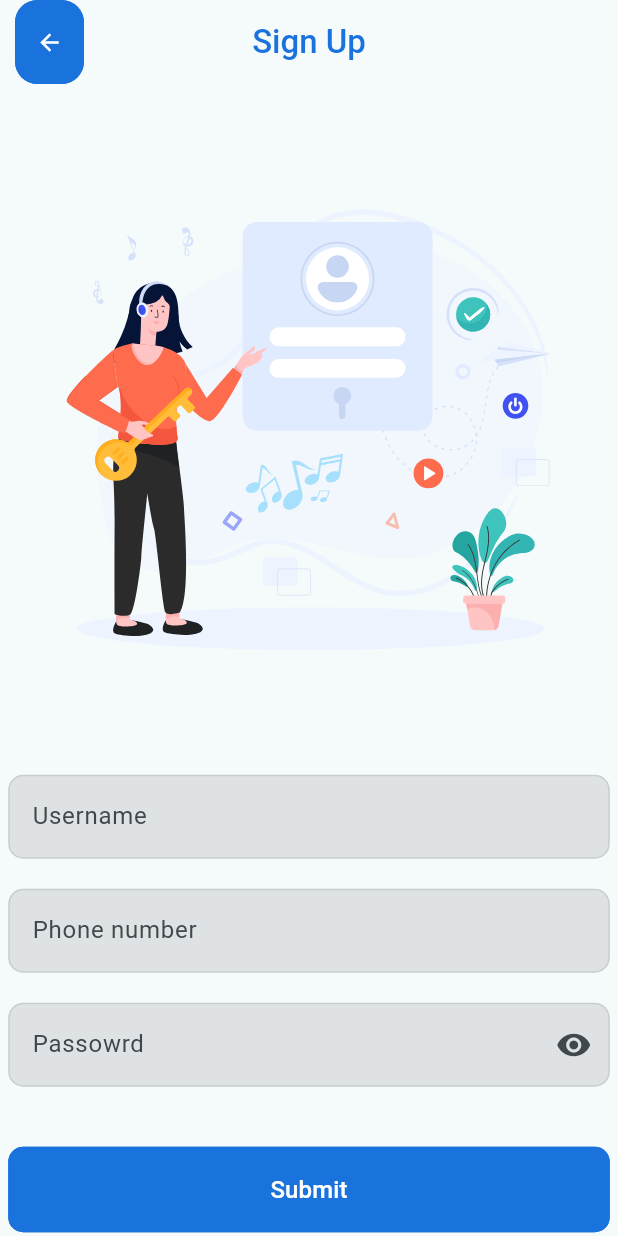
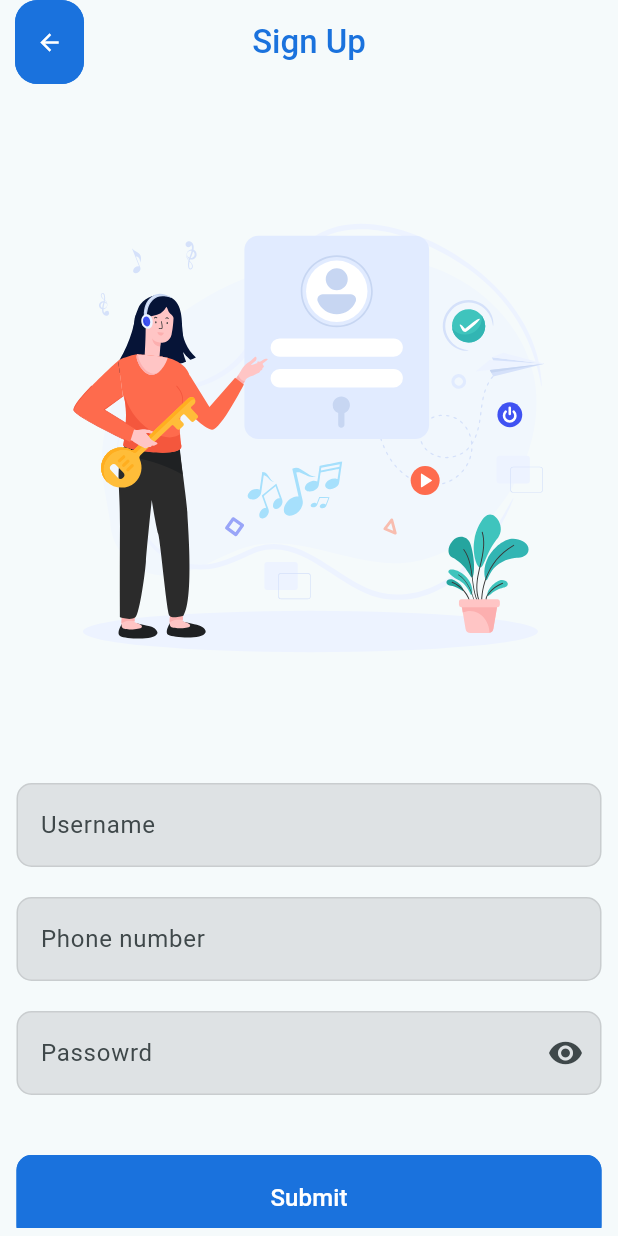
Before and after one commit to gustavosantaella/inventory, a Flutter app: the screen it shows after launch, after a tap on "Crear nueva cuenta", on a phone screen of 412 x 824 dp. Run offline on Flutter 3.47's test engine with Material 3 defaults, Android fonts, the phone set to English and light mode, and no system bars; our stand-ins replace flutter_svg.

Commit message:
fix: change Ad widget to Main Widget app

```diff
--- a/point_of_sales/lib/main.dart
+++ b/point_of_sales/lib/main.dart
@@ -5,6 +5,7 @@ import 'package:point_of_sales/modules/auth/screens/login_or_signin.dart';
 import 'package:point_of_sales/modules/auth/screens/login_as_owner_or_employee.dart';
 import 'package:point_of_sales/modules/auth/screens/login_as.dart';
 import 'package:point_of_sales/modules/auth/screens/register.dart';
+import 'package:point_of_sales/modules/products/screens/list_products.dart';
 
 void main() {
   DartPluginRegistrant.ensureInitialized();
@@ -46,7 +47,7 @@ class MyApp extends StatelessWidget {
         "/login": (context) => const LoginAsOwnerOrEmployee(),
         "/login-as": (context) => const LoginAs(),
         "/register": (context) => const Register(),
-        "/home": (context) => const Register(),
+        "/home": (context) => const ListProductScreen(),
         "/customers": (context) => const Register(),
       },
     );
--- a/point_of_sales/lib/modules/auth/screens/register.dart
+++ b/point_of_sales/lib/modules/auth/screens/register.dart
@@ -7,7 +7,7 @@ import 'package:point_of_sales/helpers/lang.dart';
 import 'package:point_of_sales/helpers/styles/button.dart';
 import 'package:point_of_sales/helpers/styles/button_text.dart';
 import 'package:point_of_sales/helpers/styles/text.dart';
-import 'package:point_of_sales/widgets/ads/main_ad.dart';
+import 'package:point_of_sales/widgets/SoftPOS.dart';
 import 'package:point_of_sales/widgets/app_bar_back_button.dart';
 import 'package:point_of_sales/widgets/input.dart';
 import 'package:point_of_sales/widgets/line.dart';
@@ -22,6 +22,10 @@ class Register extends StatefulWidget {
 }
 
 class _Register extends State<Register> {
+  submit() async {
+    await Navigator.popAndPushNamed(context, "/home");
+  }
+
   @override
   Widget build(BuildContext context) {
     return Scaffold(
@@ -35,7 +39,7 @@ class _Register extends State<Register> {
           Navigator.pop(context);
         }),
       ),
-      body: POSAd(
+      body: SoftPOS(
           child: SingleChildScrollView(
         child: Padding(
           padding: EdgeInsets.all(ConstApp.padding),
@@ -61,9 +65,7 @@ class _Register extends State<Register> {
               buttonText(
                   width: double.infinity,
                   text: lang("Submit"),
-                  onPressed: () async {
-                    await Navigator.popAndPushNamed(context, "/home");
-                  }),
+                  onPressed: submit),
               height(40),
               Wrap(
                 spacing: 10,
--- /dev/null
+++ b/point_of_sales/lib/widgets/SoftPOS.dart
@@ -0,0 +1,23 @@
+import 'package:flutter/material.dart';
+import 'package:point_of_sales/config/constants.dart';
+
+class SoftPOS extends StatefulWidget {
+  final Widget child;
+  const SoftPOS({super.key, required this.child});
+
+  @override
+  State<StatefulWidget> createState() {
+    return _SoftPOS();
+  }
+}
+
+class _SoftPOS extends State<SoftPOS> {
+  @override
+  Widget build(BuildContext context) {
+    return SafeArea(
+        child: Padding(
+      padding: EdgeInsets.all(ConstApp.padding),
+      child: widget.child,
+    ));
+  }
+}
--- a/point_of_sales/lib/widgets/ads/main_ad.dart
+++ /dev/null
@@ -1,18 +0,0 @@
-import 'package:flutter/material.dart';
-
-class POSAd extends StatefulWidget {
-  final Widget child;
-  const POSAd({super.key, required this.child});
-
-  @override
-  State<StatefulWidget> createState() {
-    return _POSAdd();
-  }
-}
-
-class _POSAdd extends State<POSAd> {
-  @override
-  Widget build(BuildContext context) {
-    return SafeArea(child: widget.child);
-  }
-}
```
Also changed, not shown: point_of_sales/lib/modules/products/screens/list_products.dart (added, +37 -0 lines).
